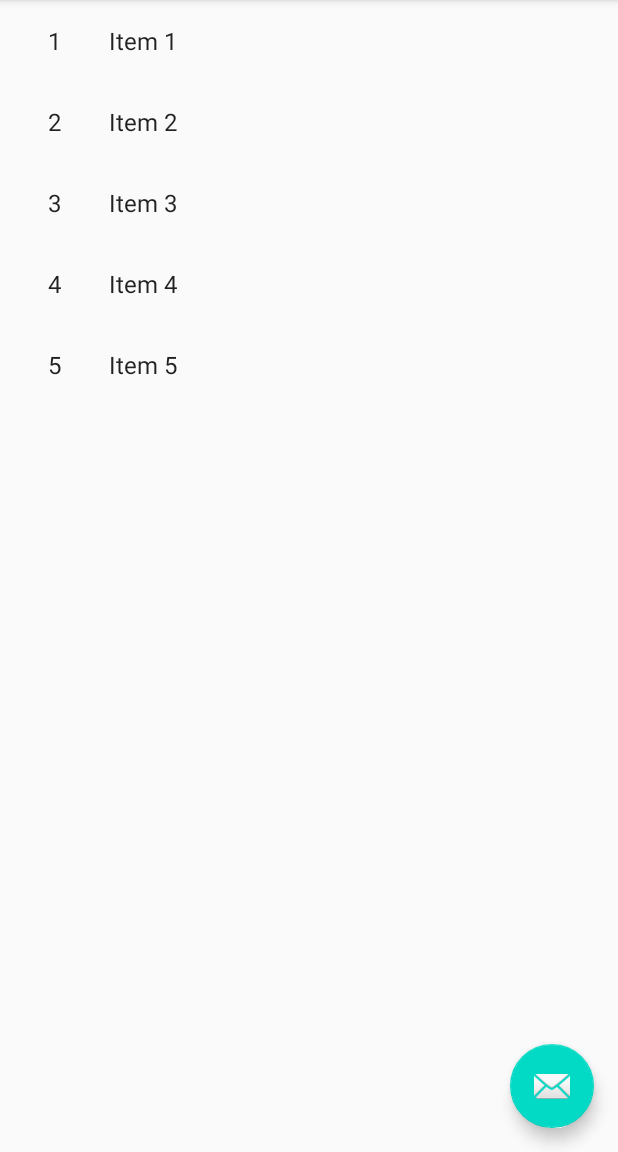
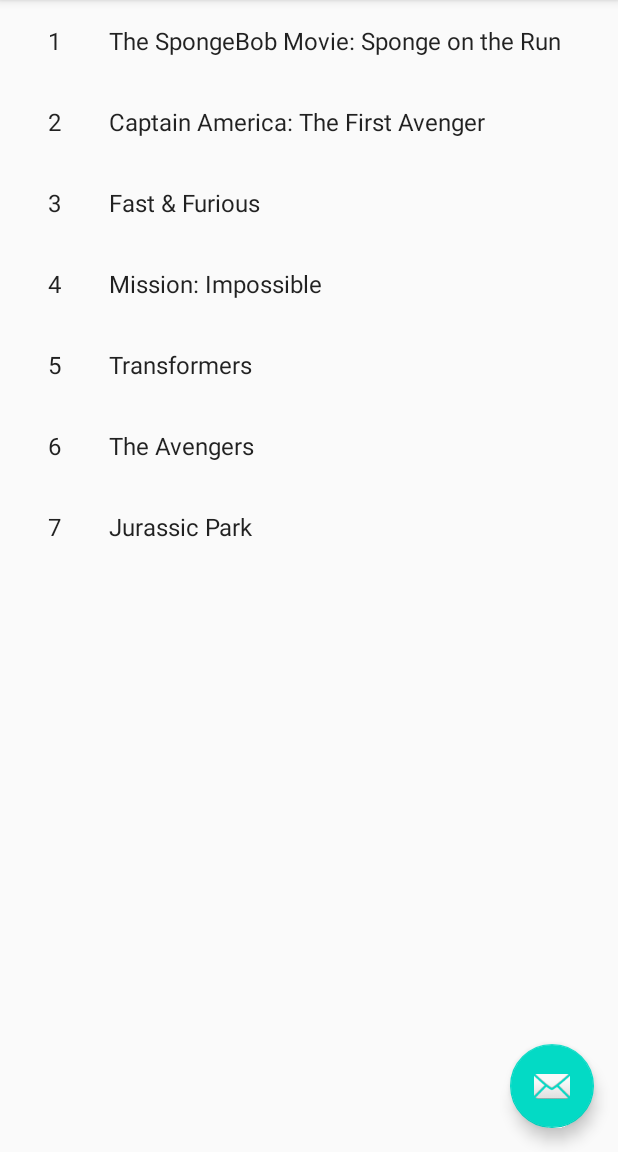
Before and after one commit to KushalD1999/CPS731-lab05, an Android app: the screen it shows after launch (ItemListActivity), on a phone screen of 412 x 824 dp, the part 84-1236 px from its top. Run offline under Robolectric (Android 15) with nearby library versions, the phone set to English and light mode, and no system bars.

Commit message:
Add dummy data

```diff
--- a/app/src/main/java/com/example/lab_5/dummy/DummyContent.java
+++ b/app/src/main/java/com/example/lab_5/dummy/DummyContent.java
@@ -17,15 +17,37 @@
      * An array of sample (dummy) items.
      */
     public static final List<DummyItem> ITEMS = new ArrayList<DummyItem>();
-
+    private static ArrayList<String> movieNames = new ArrayList<>();
+    private static ArrayList<String> movieDescription = new ArrayList<>();
     /**
      * A map of sample (dummy) items, by ID.
      */
     public static final Map<String, DummyItem> ITEM_MAP = new HashMap<String, DummyItem>();
 
-    private static final int COUNT = 5;
+    private static final int COUNT = 7;
 
     static {
+
+        movieDescription.add("SpongeBob and Patrick travel to the lost city of Atlantic City to solve the mysterious kidnapping of Gary the snail. They soon prove that there's nothing stronger than the power of friendship as they encounter danger and delight at every turn.");
+        movieNames.add("The SpongeBob Movie: Sponge on the Run");
+
+        movieDescription.add("During World War II, Steve Rogers decides to volunteer in an experiment that transforms his weak body. He must now battle a secret Nazi organisation headed by Johann Schmidt to defend his nation.");
+        movieNames.add("Captain America: The First Avenger");
+
+        movieDescription.add("Fast & Furious is a media franchise centered on a series of action films that are largely concerned with illegal street racing, heists and spies.");
+        movieNames.add("Fast & Furious");
+
+        movieDescription.add("Mission: Impossible is a series of American action spy films both based on and a follow-on from the television series of the same name created by Bruce Geller. The series is mainly produced by and stars Tom Cruise, whose character is Ethan Hunt, an agent of the Impossible Missions Force.");
+        movieNames.add("Mission: Impossible");
+
+        movieDescription.add("Transformers is a series of American science fiction action films based on the Transformers franchise which began in the 1980s. Michael Bay has directed the first five films: Transformers, Revenge of the Fallen, Dark of the Moon, Age of Extinction, and The Last Knight.");
+        movieNames.add("Transformers");
+
+        movieDescription.add("Nick Fury is compelled to launch the Avengers Initiative when Loki poses a threat to planet Earth. His squad of superheroes put their minds together to accomplish the task.");
+        movieNames.add("The Avengers");
+
+        movieDescription.add("John Hammond, an entrepreneur, opens a wildlife park containing cloned dinosaurs. However, a breakdown of the island's security system causes the creatures to escape and bring about chaos.");
+        movieNames.add("Jurassic Park");
         // Add some sample items.
         for (int i = 1; i <= COUNT; i++) {
             addItem(createDummyItem(i));
@@ -38,17 +60,9 @@
     }
 
     private static DummyItem createDummyItem(int position) {
-        return new DummyItem(String.valueOf(position), "Item " + position, makeDetails(position));
+        return new DummyItem(String.valueOf(position), movieNames.get(position-1), movieDescription.get(position-1));
     }
 
-    private static String makeDetails(int position) {
-        StringBuilder builder = new StringBuilder();
-        builder.append("Details about Item: ").append(position);
-        for (int i = 0; i < position; i++) {
-            builder.append("\nMore details information here.");
-        }
-        return builder.toString();
-    }
 
     /**
      * A dummy item representing a piece of content.
--- a/app/src/main/res/layout/activity_splash.xml
+++ b/app/src/main/res/layout/activity_splash.xml
@@ -14,7 +14,7 @@
         android:layout_marginEnd="28dp"
         android:layout_marginBottom="4dp"
         android:background="@drawable/nature"
-        android:text="Lab5- Hello World"
+        android:text="Lab5 - Movie Directory"
         android:textAlignment="center"
         android:textColor="@android:color/primary_text_dark_nodisable"
         android:textSize="46sp"
```
